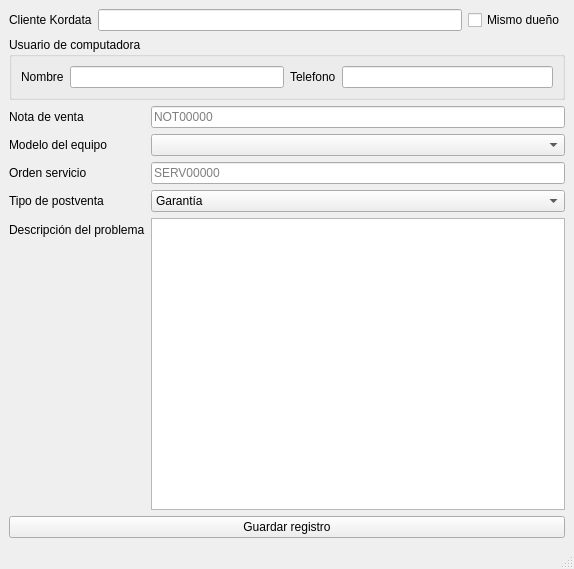
Old version of the form ui/aftersalesui.ui in the repository gabod22/Pixel-after-sell-reporter.
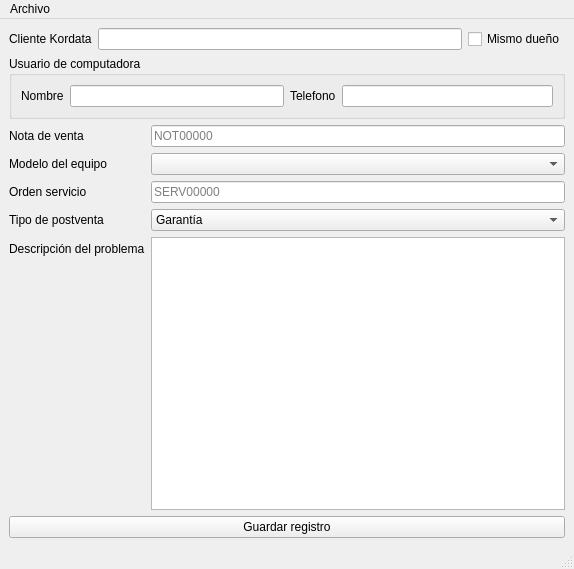
New version of the form.

```diff
--- a/ui/aftersalesui.ui
+++ b/ui/aftersalesui.ui
@@ -178,6 +178,13 @@
      <height>22</height>
     </rect>
    </property>
+   <widget class="QMenu" name="menuArchivo">
+    <property name="title">
+     <string>Archivo</string>
+    </property>
+    <addaction name="actionActualizar_datos"/>
+   </widget>
+   <addaction name="menuArchivo"/>
   </widget>
   <widget class="QStatusBar" name="statusbar"/>
  </widget>
```
Left out of the diff: 5 changed lines with no effect on the pictures.
